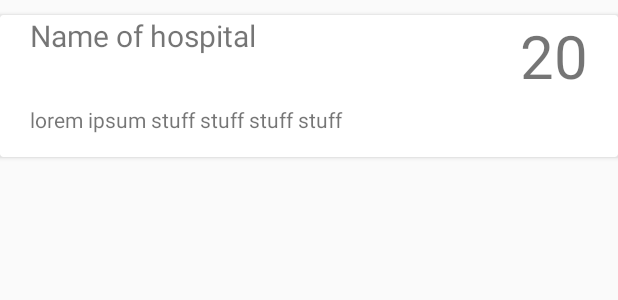
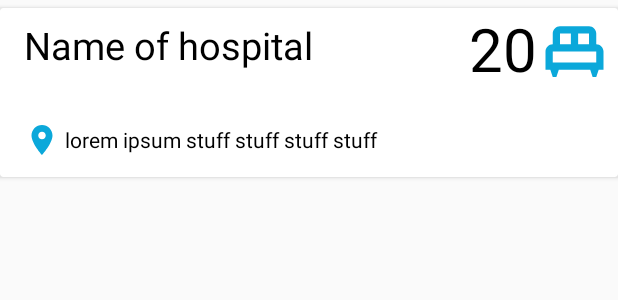
Before and after one commit to VCP-dev/covidhospitalbedapp, an Android app: the layout hospital_item.xml on its own in the app's theme, with its tools: preview values and no code run, on a phone screen of 412 x 824 dp. Shown: the top 300 px of the screen. Run offline under Robolectric (Android 15) with nearby library versions, the light colour scheme and no system bars.

Commit message:
Made changes to UI and added refresh button for recyclerview

```diff
--- a/app/src/main/java/com/example/covidhospitalbedapp/Activities/MainActivity.java
+++ b/app/src/main/java/com/example/covidhospitalbedapp/Activities/MainActivity.java
@@ -77,6 +77,8 @@ public class MainActivity extends AppCompatActivity {
             @Override
             public void onClick(View view) {
 
+                getallhospitals(MainActivity.this);
+
             }
         });
 
@@ -86,7 +88,7 @@ public class MainActivity extends AppCompatActivity {
     // for all hospitals
     private void getallhospitals(final Context context){
 
-        Toast.makeText(MainActivity.this,"Retrieving hospitals...",Toast.LENGTH_SHORT).show();
+        Toast.makeText(MainActivity.this,"Refreshing...",Toast.LENGTH_SHORT).show();
 
         Call<AllRegisteredHospitals> allRegisteredHospitals = APIcalls.getRetrofitInterface().getallhospitals();
 
--- a/app/src/main/java/com/example/covidhospitalbedapp/Adapters/HospitalAdapter.java
+++ b/app/src/main/java/com/example/covidhospitalbedapp/Adapters/HospitalAdapter.java
@@ -1,6 +1,7 @@
 package com.example.covidhospitalbedapp.Adapters;
 
 import android.content.Context;
+import android.graphics.Color;
 import android.view.LayoutInflater;
 import android.view.View;
 import android.view.ViewGroup;
@@ -45,6 +46,9 @@ public class HospitalAdapter extends RecyclerView.Adapter<HospitalAdapter.ViewHo
 
         holder.nameofhospital.setText(hospital.getName());
         holder.numberofbeds.setText(hospital.getNumberOfBeds());
+        if(Integer.valueOf(hospital.getNumberOfBeds())<=10){
+            holder.numberofbeds.setTextColor(Color.parseColor("#FF0000"));
+        }
         holder.location.setText(hospital.getLocation());
 
     }
--- /dev/null
+++ b/app/src/main/res/drawable/bed.xml
@@ -0,0 +1,5 @@
+<vector android:height="24dp" android:tint="#0BA8DA"
+    android:viewportHeight="24" android:viewportWidth="24"
+    android:width="24dp" xmlns:android="http://schemas.android.com/apk/res/android">
+    <path android:fillColor="@android:color/white" android:pathData="M20,12c0,-1.1 -0.9,-2 -2,-2V7c0,-1.1 -0.9,-2 -2,-2H8C6.9,5 6,5.9 6,7v3c-1.1,0 -2,0.9 -2,2v5h1.33L6,19h1l0.67,-2h8.67L17,19h1l0.67,-2H20V12zM16,10h-3V7h3V10zM8,7h3v3H8V7zM6,12h12v3H6V12z"/>
+</vector>
--- /dev/null
+++ b/app/src/main/res/drawable/location.xml
@@ -0,0 +1,5 @@
+<vector android:height="24dp" android:tint="#0BA8DA"
+    android:viewportHeight="24" android:viewportWidth="24"
+    android:width="24dp" xmlns:android="http://schemas.android.com/apk/res/android">
+    <path android:fillColor="@android:color/white" android:pathData="M12,2C8.13,2 5,5.13 5,9c0,5.25 7,13 7,13s7,-7.75 7,-13c0,-3.87 -3.13,-7 -7,-7zM12,11.5c-1.38,0 -2.5,-1.12 -2.5,-2.5s1.12,-2.5 2.5,-2.5 2.5,1.12 2.5,2.5 -1.12,2.5 -2.5,2.5z"/>
+</vector>
--- a/app/src/main/res/layout/activity_main.xml
+++ b/app/src/main/res/layout/activity_main.xml
@@ -11,7 +11,7 @@
     <com.google.android.material.floatingactionbutton.FloatingActionButton
         android:src="@drawable/refresh"
         android:id="@+id/refreshbutton"
-        android:layout_margin="30dp"
+        android:layout_margin="25dp"
         android:layout_alignParentRight="true"
         android:layout_alignParentBottom="true"
         android:layout_width="wrap_content"
--- a/app/src/main/res/layout/hospital_item.xml
+++ b/app/src/main/res/layout/hospital_item.xml
@@ -4,25 +4,28 @@
 
     <androidx.cardview.widget.CardView
         android:background="#fff"
-        android:layout_marginTop="10dp"
-        android:layout_marginBottom="10dp"
+        android:layout_marginTop="5dp"
+        android:layout_marginBottom="5dp"
         android:layout_width="match_parent"
         android:layout_height="wrap_content">
 
         <RelativeLayout
-            android:paddingLeft="20dp"
+            android:paddingLeft="16dp"
             android:layout_width="match_parent"
             android:layout_height="wrap_content">
 
             <TextView
+                android:textColor="#000"
+                android:layout_marginTop="7dp"
                 android:id="@+id/hospitalname"
-                android:textSize="20dp"
+                android:textSize="25dp"
                 android:text="Name of hospital"
-                android:layout_width="wrap_content"
+                android:layout_width="240dp"
                 android:layout_height="wrap_content"/>
 
             <TextView
-                android:layout_marginRight="20dp"
+                android:textColor="#000"
+                android:layout_marginRight="54dp"
                 android:layout_alignParentEnd="true"
                 android:layout_alignParentRight="true"
                 android:id="@+id/numberofbeds"
@@ -31,12 +34,27 @@
                 android:layout_width="wrap_content"
                 android:layout_height="wrap_content"/>
 
+            <ImageView
+                android:layout_alignParentEnd="true"
+                android:layout_alignParentRight="true"
+                android:src="@drawable/bed"
+                android:layout_width="58dp"
+                android:layout_height="58dp"/>
+
+            <ImageView
+                android:layout_marginTop="76dp"
+                android:src="@drawable/location"
+                android:layout_width="wrap_content"
+                android:layout_height="wrap_content"/>
+
             <TextView
+                android:layout_marginLeft="27dp"
+                android:textColor="#000"
                 android:layout_marginBottom="15dp"
-                android:layout_marginTop="60dp"
+                android:layout_marginTop="78dp"
                 android:id="@+id/hospitallocation"
                 android:text="lorem ipsum stuff stuff stuff stuff"
-                android:layout_width="match_parent"
+                android:layout_width="320dp"
                 android:layout_height="wrap_content"/>
 
         </RelativeLayout>
```
